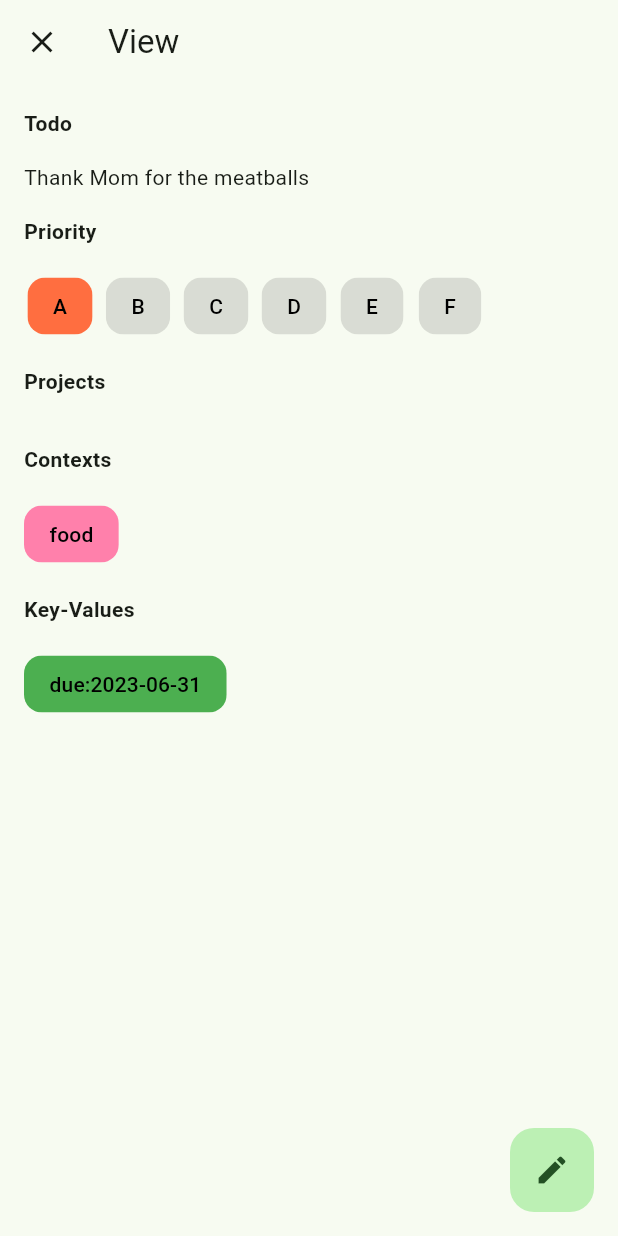
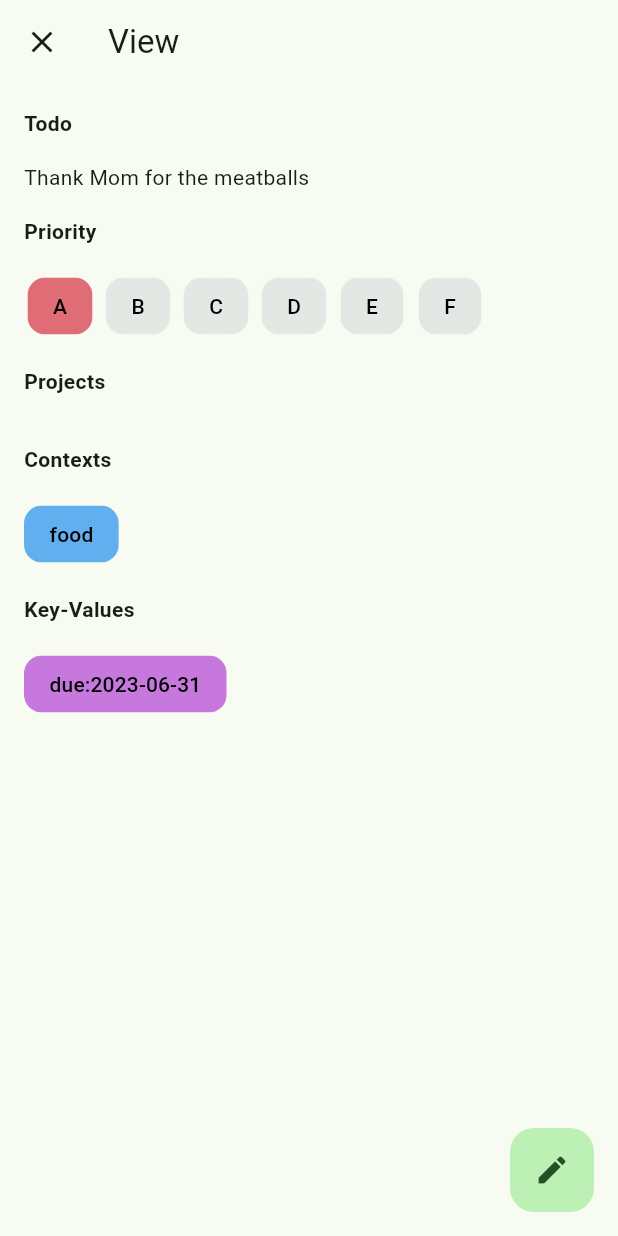
Before and after one commit to tmaegel/ntodotxt, a Flutter app: the screen it shows after launch, after a tap on "Login", after a tap on "Thank Mom for the meatballs", on a phone screen of 412 x 824 dp. Run offline on Flutter 3.47's test engine with Material 2 defaults, Android fonts, the phone set to English and light mode, and no system bars; our stand-ins replace equatable, flutter_bloc, go_router, rxdart.

Commit message:
Update colors

```diff
--- a/lib/common_widgets/chip.dart
+++ b/lib/common_widgets/chip.dart
@@ -31,12 +31,12 @@ class GenericChoiceChip extends GenericChip {
       showCheckmark: false,
       label: Text(label),
       selected: selected,
-      backgroundColor: Colors.black12,
-      disabledColor: Colors.black12,
+      backgroundColor: colorLightGrey,
+      disabledColor: colorLightGrey,
       selectedColor: color ?? defaultChipColor,
       side: const BorderSide(
         style: BorderStyle.none,
-        color: Color(0xfff1f1f1),
+        color: colorLightGrey,
       ),
       shape: RoundedRectangleBorder(
         borderRadius: BorderRadius.circular(borderRadius),
@@ -67,12 +67,12 @@ class GenericInputChip extends GenericChip {
       showCheckmark: false,
       label: Text(label),
       selected: selected,
-      backgroundColor: Colors.black12,
-      disabledColor: Colors.black12,
+      backgroundColor: colorLightGrey,
+      disabledColor: colorLightGrey,
       selectedColor: color ?? defaultChipColor,
       side: const BorderSide(
         style: BorderStyle.none,
-        color: Color(0xfff1f1f1),
+        color: colorLightGrey,
       ),
       shape: RoundedRectangleBorder(
         borderRadius: BorderRadius.circular(borderRadius),
@@ -100,10 +100,10 @@ class GenericActionChip extends StatelessWidget {
   Widget build(BuildContext context) {
     return ActionChip(
       label: Text(label),
-      backgroundColor: Colors.blue,
+      backgroundColor: colorBlue,
       side: const BorderSide(
         style: BorderStyle.none,
-        color: Color(0xfff1f1f1),
+        color: colorLightGrey,
       ),
       shape: RoundedRectangleBorder(
         borderRadius: BorderRadius.circular(borderRadius),
--- a/lib/constants/todo.dart
+++ b/lib/constants/todo.dart
@@ -2,18 +2,27 @@ import 'package:flutter/material.dart';
 
 const List<String> priorities = ["A", "B", "C", "D", "E", "F"];
 
-const Map<String, Color> priorityChipColor = {
-  "A": Colors.deepOrangeAccent,
-  "B": Colors.orangeAccent,
-  "C": Colors.yellow,
-  "D": Colors.lightBlueAccent,
-  "E": Colors.greenAccent,
-  "F": Colors.tealAccent,
-};
-const Color noPriorityColor = Colors.black12;
-const Color defaultChipColor = Colors.purple;
-const Color projectChipColor = Colors.lime;
-final Color contextChipColor = Colors.pinkAccent.shade100;
-const Color keyValueChipColor = Colors.green;
+/// Colors
+const Color colorBlack = Color(0xFFFFFFFF);
+const Color colorWhite = Color(0xFF1e222a);
+const Color colorGrey = Color(0xFFABB2BF);
+const Color colorLightGrey = Color(0x44ABB2BF);
+const Color colorRed = Color(0xFFE06C75);
+const Color colorGreen = Color(0xFF98C379);
+const Color colorYellow = Color(0xFFD19A66);
+const Color colorBlue = Color(0xFF61AFEF);
+const Color colorMagenta = Color(0xFFC678DD);
+const Color colorCyan = Color(0xFF56B6C2);
+
+/// Chip colors
+const Color noPriorityColor = colorYellow;
+const Color defaultChipColor = colorGrey;
+const Color priorityChipColor = colorRed;
+const Color projectChipColor = colorGreen;
+const Color contextChipColor = colorBlue;
+const Color keyValueChipColor = colorMagenta;
+
+/// Textfield color
+const Color textFieldColor = colorLightGrey;
 
 const double borderRadius = 12.0;
--- a/lib/main.dart
+++ b/lib/main.dart
@@ -2,6 +2,7 @@ import 'package:flutter/material.dart';
 import 'package:flutter_bloc/flutter_bloc.dart';
 import 'package:ntodotxt/config/router/router.dart';
 import 'package:ntodotxt/constants/screen.dart';
+import 'package:ntodotxt/constants/todo.dart';
 import 'package:ntodotxt/data/todo/todo_list_api.dart';
 import 'package:ntodotxt/domain/todo/todo_list_repository.dart';
 import 'package:ntodotxt/presentation/login/states/login.dart';
@@ -69,7 +70,7 @@ class App extends StatelessWidget {
                 brightness: Brightness.light,
                 searchBarTheme: SearchBarThemeData(
                   elevation: MaterialStateProperty.all(0.0),
-                  backgroundColor: MaterialStateProperty.all(Colors.grey[200]),
+                  backgroundColor: MaterialStateProperty.all(textFieldColor),
                 ),
                 dialogBackgroundColor: Colors.white,
                 bottomSheetTheme: const BottomSheetThemeData(
--- a/lib/presentation/layout/adaptive_layout.dart
+++ b/lib/presentation/layout/adaptive_layout.dart
@@ -1,5 +1,6 @@
 import 'package:flutter/material.dart';
 import 'package:ntodotxt/common_widgets/navigation_bar.dart';
+import 'package:ntodotxt/constants/todo.dart';
 
 class NarrowLayout extends StatelessWidget {
   // The widget to display in the body of the Scaffold.
@@ -33,8 +34,7 @@ class WideLayout extends StatelessWidget {
       body: Row(
         children: [
           const PrimaryNavigationRail(),
-          const VerticalDivider(
-              thickness: 1, width: 1, color: Color(0xfff1f1f1)),
+          const VerticalDivider(thickness: 1, width: 1, color: colorLightGrey),
           Expanded(child: child),
         ],
       ),
--- a/lib/presentation/todo/pages/todo_create_page.dart
+++ b/lib/presentation/todo/pages/todo_create_page.dart
@@ -38,7 +38,7 @@ abstract class TodoCreateView extends StatelessWidget {
       for (var p in priorities)
         GenericChoiceChip(
           label: p,
-          color: priorityChipColor[p],
+          color: priorityChipColor,
         ),
     ];
   }
@@ -106,7 +106,7 @@ class TodoCreateNarrowView extends TodoCreateView {
                   borderSide: BorderSide.none,
                 ),
                 filled: true,
-                fillColor: Colors.grey[200],
+                fillColor: colorLightGrey,
               ),
             ),
             const Subheader(title: "Priority"),
--- a/lib/presentation/todo/pages/todo_edit_page.dart
+++ b/lib/presentation/todo/pages/todo_edit_page.dart
@@ -50,7 +50,7 @@ abstract class TodoEditView extends StatelessWidget {
         GenericChoiceChip(
           label: p,
           selected: p == state.todo.priority,
-          color: priorityChipColor[p],
+          color: priorityChipColor,
           onSelected: (bool selected) =>
               _changePriorityAction(context, p, selected),
         ),
@@ -154,7 +154,7 @@ abstract class TodoEditView extends StatelessWidget {
           borderSide: BorderSide.none,
         ),
         filled: true,
-        fillColor: Colors.grey[200],
+        fillColor: colorLightGrey,
       ),
       onChanged: (value) {
         context.read<TodoBloc>().add(TodoDescriptionChanged(value));
--- a/lib/presentation/todo/pages/todo_view_page.dart
+++ b/lib/presentation/todo/pages/todo_view_page.dart
@@ -50,7 +50,7 @@ abstract class TodoViewView extends StatelessWidget {
         GenericChoiceChip(
           label: p,
           selected: state.todo.priority == p,
-          color: priorityChipColor[p],
+          color: priorityChipColor,
         ),
     ];
   }
```
Also changed, not shown: lib/common_widgets/header.dart (+1 -20 lines).
